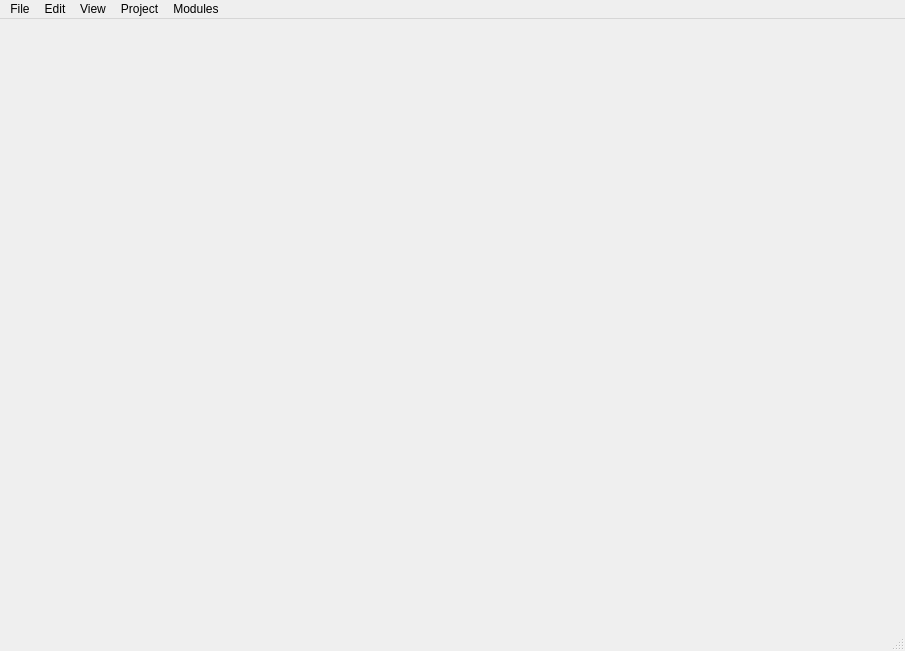
This is source/ui/ui_main_window.ui in Adancurusul/EveIDE_LIGHT as Qt 5 draws it before an edit. The edited form follows.
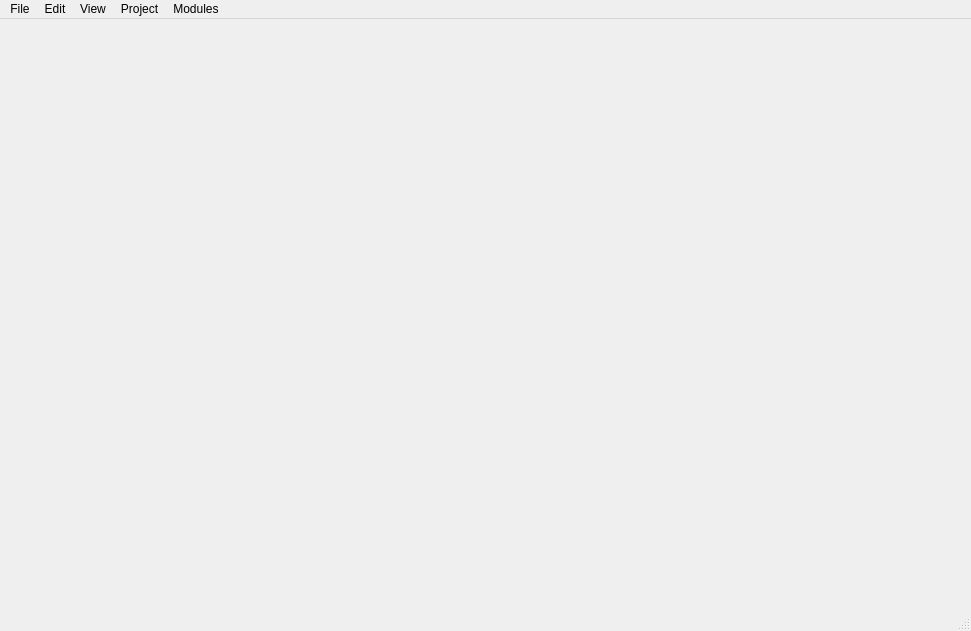
This is the edited form. Icons and pictures are not drawn.

The edit to the form file:
```diff
--- a/source/ui/ui_main_window.ui
+++ b/source/ui/ui_main_window.ui
@@ -6,8 +6,8 @@
    <rect>
     <x>0</x>
     <y>0</y>
-    <width>905</width>
-    <height>651</height>
+    <width>971</width>
+    <height>631</height>
    </rect>
   </property>
   <property name="windowTitle">
@@ -19,7 +19,7 @@
     <rect>
      <x>0</x>
      <y>0</y>
-     <width>905</width>
+     <width>971</width>
      <height>26</height>
     </rect>
    </property>
```
Left out of the diff: 2 changed lines with no effect on the pictures.
